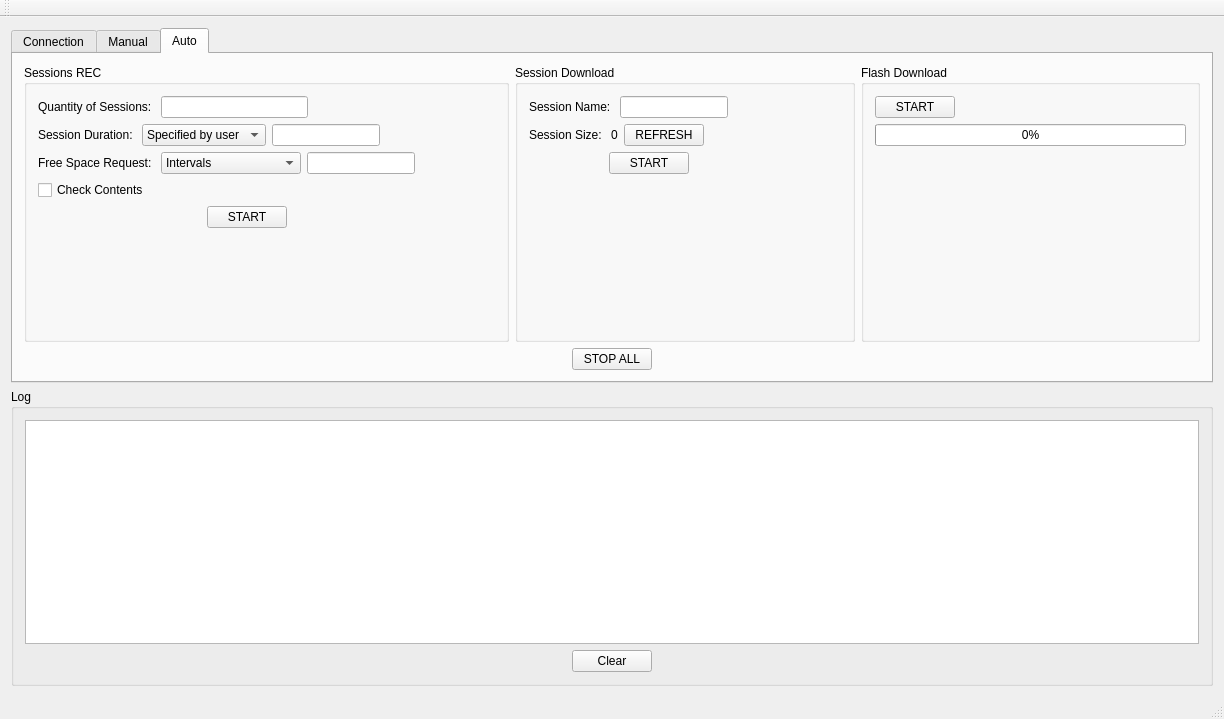
maxigros/common, file MGPS/MGPS_client/mainwindow.ui: the form before one commit.
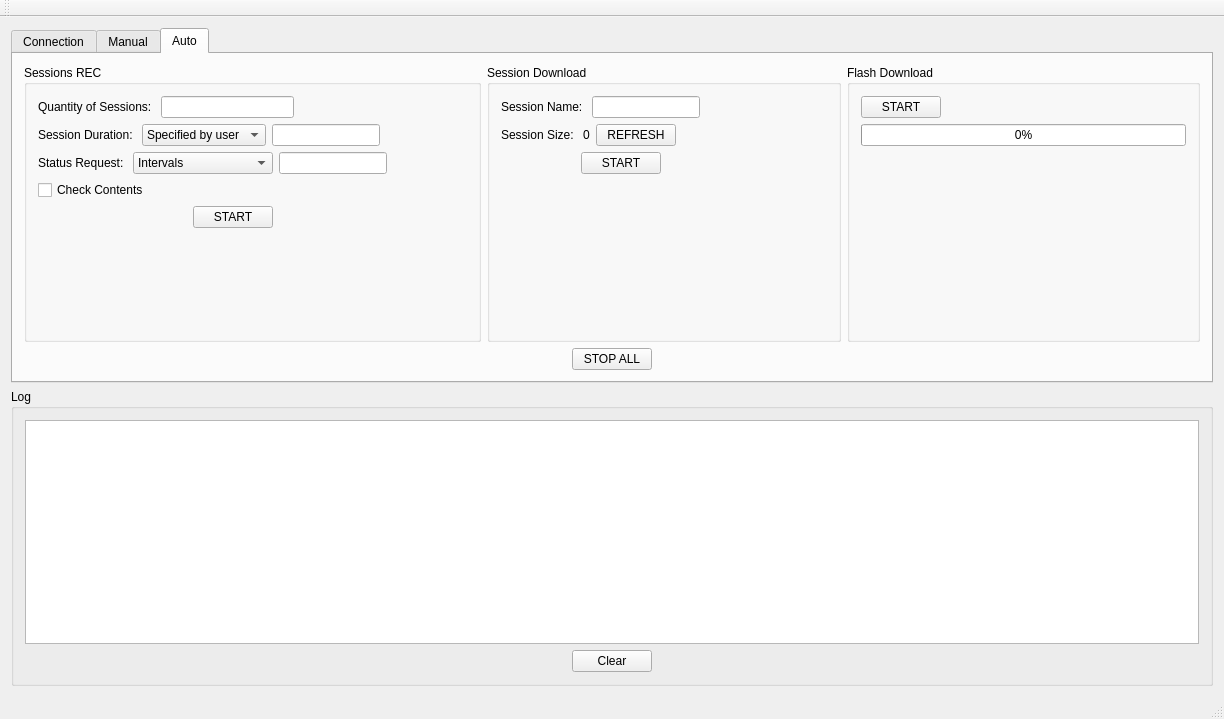
The form after the commit.

```diff
--- a/MGPS/MGPS_client/mainwindow.ui
+++ b/MGPS/MGPS_client/mainwindow.ui
@@ -759,7 +759,7 @@
                  <item>
                   <widget class="QLabel" name="label_24">
                    <property name="text">
-                    <string>Free Space Request: </string>
+                    <string>Status Request: </string>
                    </property>
                   </widget>
                  </item>
```
Left out of the diff: 6 changed lines with no effect on the pictures.
